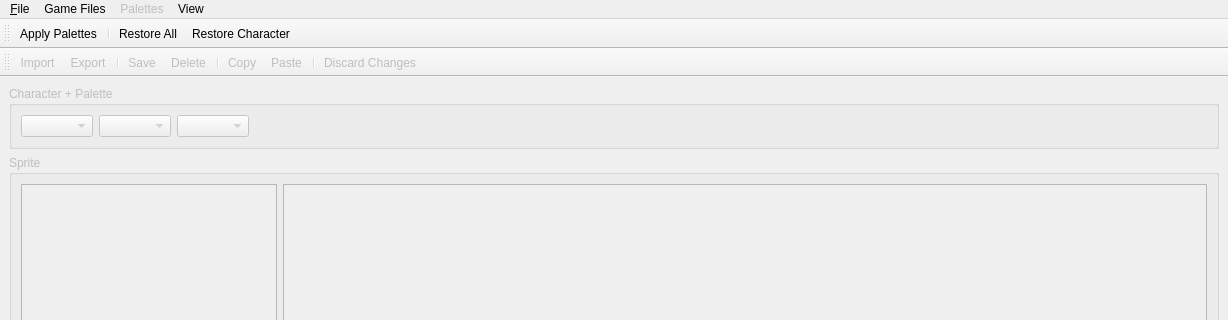
Before: the Qt Designer form bbsed/ui/mainwindow.ui in slacknate/bbsed, drawn with Qt 5; both pictures show x 0 to 1228 and y 0 to 320 of the 1228 by 853 pixel window.
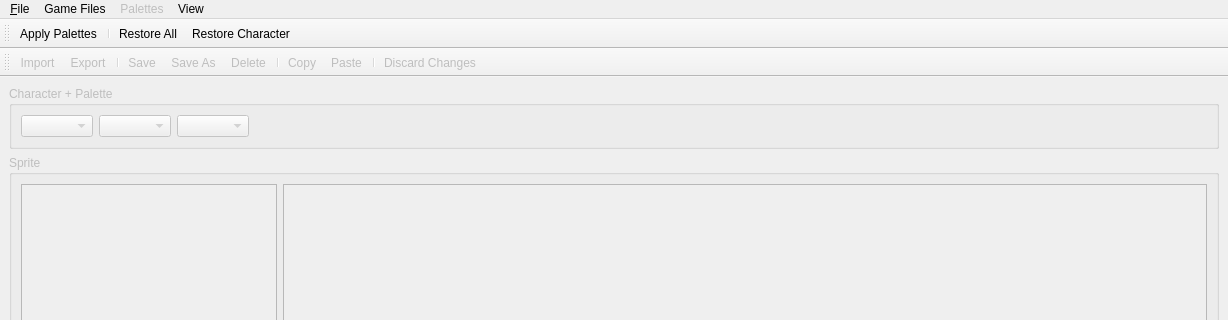
After: the same form once the commit is applied.

Commit message:
[mainwindow] make saving palettes more robust
 - former "save_select" is now "slot_select"
     - make this change in the apply dialog for consistency
 - add new save option -> save as
 - when choosing a save name we now check for existing saves
 - fix bug when re-saving an existing save palette that we
   attempted to delete the saved palette files

The edit to the form file:
```diff
--- a/bbsed/ui/mainwindow.ui
+++ b/bbsed/ui/mainwindow.ui
@@ -193,6 +193,7 @@
    <addaction name="export_palettes"/>
    <addaction name="separator"/>
    <addaction name="save_palette"/>
+   <addaction name="save_palette_as"/>
    <addaction name="delete_palette"/>
    <addaction name="separator"/>
    <addaction name="copy_palette"/>
@@ -317,6 +318,14 @@
     <string>Delete selected saved palette</string>
    </property>
   </action>
+  <action name="save_palette_as">
+   <property name="text">
+    <string>Save As</string>
+   </property>
+   <property name="toolTip">
+    <string>Save current palette as</string>
+   </property>
+  </action>
  </widget>
  <resources/>
  <connections/>
```
Left out of the diff: 3 changed lines with no effect on the pictures. The commit also changes 3 other files.
